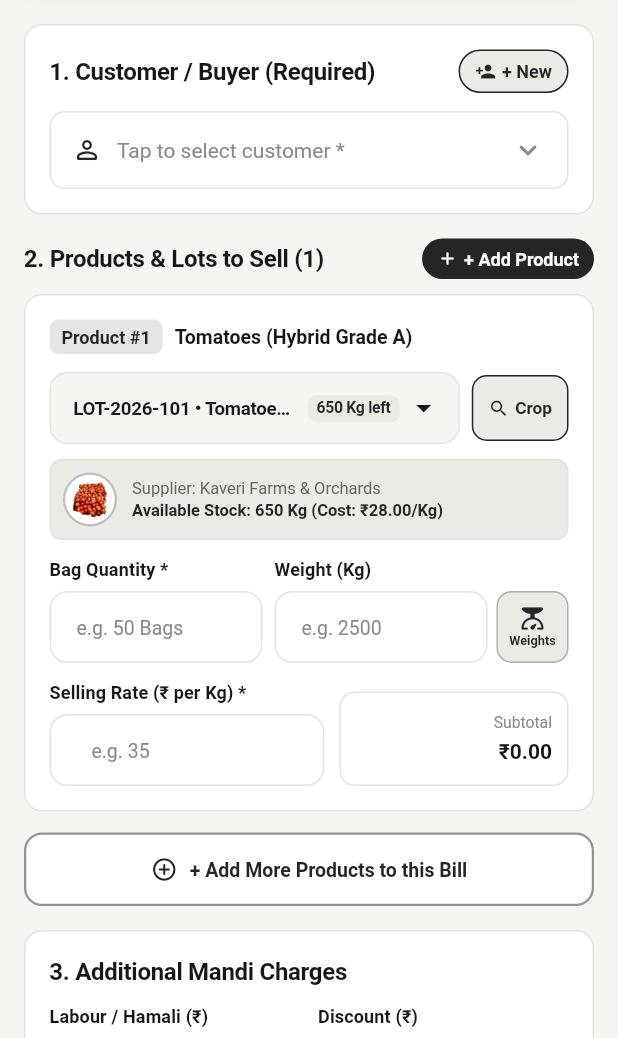
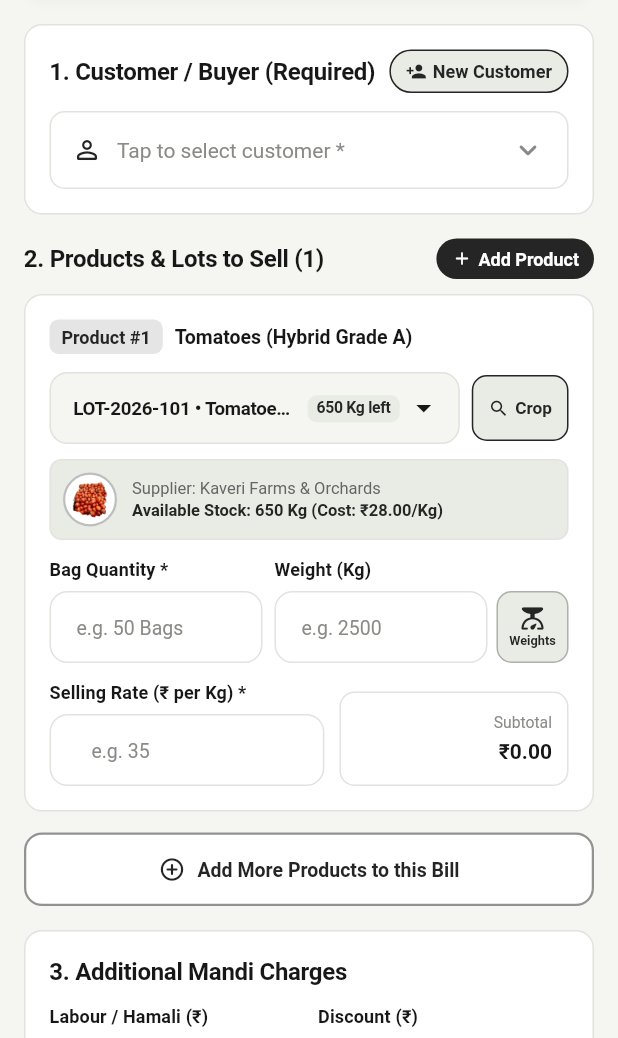
Before and after one commit to TamilselvanRaman/BSG, a Flutter app: the CreateCreditBillScreen screen opened by its route, on a phone screen of 412 x 824 dp, the part 198-1236 px from its top. Run offline on Flutter 3.47's test engine with Material 3 defaults, Android fonts, the phone set to English and light mode, and no system bars; our stand-ins replace flutter_riverpod, go_router, shared_preferences; accounts and stored records are empty; project files that could hold a hidden picture were left out.

Commit message:
fix(ui): remove redundant text plus symbols from buttons with icons across mobile app

```diff
--- a/mobile/lib/core/widgets/customer_picker_sheet.dart
+++ b/mobile/lib/core/widgets/customer_picker_sheet.dart
@@ -248,7 +248,7 @@ class _CustomerPickerSheetState extends ConsumerState<CustomerPickerSheet> {
                       ),
                       icon: const Icon(Icons.person_add_alt_1_rounded, size: 16),
                       label: const Text(
-                        '+ New Customer',
+                        'New Customer',
                         style: TextStyle(fontSize: 13, fontWeight: FontWeight.bold),
                       ),
                     ),
--- a/mobile/lib/features/bills/create_cash_bill_screen.dart
+++ b/mobile/lib/features/bills/create_cash_bill_screen.dart
@@ -419,7 +419,7 @@ class _CreateCashBillScreenState extends ConsumerState<CreateCashBillScreen> {
                           Icon(Icons.add_rounded, size: 14, color: Colors.white),
                           SizedBox(width: 4),
                           Text(
-                            '+ Add Product',
+                            'Add Product',
                             style: TextStyle(
                               fontSize: 12,
                               fontWeight: FontWeight.bold,
@@ -460,7 +460,7 @@ class _CreateCashBillScreenState extends ConsumerState<CreateCashBillScreen> {
                       Icon(Icons.add_circle_outline_rounded, color: theme.primary, size: 18),
                       const SizedBox(width: 8),
                       Text(
-                        '+ Add More Products to this Bill',
+                        'Add More Products to this Bill',
                         style: TextStyle(
                           color: theme.primary,
                           fontWeight: FontWeight.w700,
@@ -549,7 +549,7 @@ class _CreateCashBillScreenState extends ConsumerState<CreateCashBillScreen> {
                       Padding(
                         padding: const EdgeInsets.symmetric(vertical: 4),
                         child: Text(
-                          'No custom extra charges added. Tap "+ Add Custom Charge" to add extra expenses (e.g. Weighbridge, Bag Stitching, Gate Pass).',
+                          'No custom extra charges added. Tap "Add Custom Charge" to add extra expenses (e.g. Weighbridge, Bag Stitching, Gate Pass).',
                           style: TextStyle(fontSize: 11.5, color: theme.textMuted),
                         ),
                       ),
--- a/mobile/lib/features/bills/create_credit_bill_screen.dart
+++ b/mobile/lib/features/bills/create_credit_bill_screen.dart
@@ -540,7 +540,7 @@ class _CreateCreditBillScreenState extends ConsumerState<CreateCreditBillScreen>
                                 Icon(Icons.person_add, size: 14, color: theme.primary),
                                 const SizedBox(width: 4),
                                 Text(
-                                  '+ New',
+                                  'New Customer',
                                   style: TextStyle(
                                     fontSize: 12,
                                     fontWeight: FontWeight.bold,
@@ -686,7 +686,7 @@ class _CreateCreditBillScreenState extends ConsumerState<CreateCreditBillScreen>
                           Icon(Icons.add_rounded, size: 14, color: Colors.white),
                           SizedBox(width: 4),
                           Text(
-                            '+ Add Product',
+                            'Add Product',
                             style: TextStyle(
                               fontSize: 12,
                               fontWeight: FontWeight.bold,
@@ -727,7 +727,7 @@ class _CreateCreditBillScreenState extends ConsumerState<CreateCreditBillScreen>
                       Icon(Icons.add_circle_outline_rounded, color: theme.primary, size: 18),
                       const SizedBox(width: 8),
                       Text(
-                        '+ Add More Products to this Bill',
+                        'Add More Products to this Bill',
                         style: TextStyle(
                           color: theme.primary,
                           fontWeight: FontWeight.w700,
@@ -815,7 +815,7 @@ class _CreateCreditBillScreenState extends ConsumerState<CreateCreditBillScreen>
                       Padding(
                         padding: const EdgeInsets.symmetric(vertical: 4),
                         child: Text(
-                          'No custom extra charges added. Tap "+ Add Custom Charge" to add extra expenses (e.g. Weighbridge, Bag Stitching, Gate Pass).',
+                          'No custom extra charges added. Tap "Add Custom Charge" to add extra expenses (e.g. Weighbridge, Bag Stitching, Gate Pass).',
                           style: TextStyle(fontSize: 11.5, color: theme.textMuted),
                         ),
                       ),
--- a/mobile/lib/features/bills/lot_billing/screens/additional_charges_screen.dart
+++ b/mobile/lib/features/bills/lot_billing/screens/additional_charges_screen.dart
@@ -317,7 +317,7 @@ class _AdditionalChargesScreenState extends State<AdditionalChargesScreen> {
               ),
               child: Center(
                 child: Text(
-                  'No extra charges added. Tap "+ Add Extra Charge" to include Packing, Loading, or Commission.',
+                  'No extra charges added. Tap "Add Extra Charge" to include Packing, Loading, or Commission.',
                   textAlign: TextAlign.center,
                   style: TextStyle(fontSize: 12, color: theme.textMuted),
                 ),
--- a/mobile/lib/features/bills/lot_billing/screens/bag_management_screen.dart
+++ b/mobile/lib/features/bills/lot_billing/screens/bag_management_screen.dart
@@ -424,7 +424,7 @@ class _BagManagementScreenState extends State<BagManagementScreen> {
                     const SizedBox(height: 8),
                     Text('No bags in consignment', style: TextStyle(fontWeight: FontWeight.w700, color: theme.text)),
                     const SizedBox(height: 4),
-                    Text('Enter quantity above or tap "+ Add Bag"', style: TextStyle(fontSize: 12, color: theme.textSecondary)),
+                    Text('Enter quantity above or tap "Add Bag"', style: TextStyle(fontSize: 12, color: theme.textSecondary)),
                   ],
                 ),
               ),
--- a/mobile/lib/features/bills/lot_billing/screens/lot_selection_screen.dart
+++ b/mobile/lib/features/bills/lot_billing/screens/lot_selection_screen.dart
@@ -263,7 +263,7 @@ class _LotSelectionScreenState extends ConsumerState<LotSelectionScreen> {
                             Icon(Icons.person_add_alt_1_rounded, size: 12, color: theme.primary),
                             const SizedBox(width: 4),
                             Text(
-                              '+ New Customer',
+                              'New Customer',
                               style: TextStyle(
                                 fontSize: 11,
                                 fontWeight: FontWeight.w700,
--- a/mobile/lib/features/lots/widgets/bags_goods_step.dart
+++ b/mobile/lib/features/lots/widgets/bags_goods_step.dart
@@ -201,7 +201,7 @@ class _BagsGoodsStepState extends State<BagsGoodsStep> {
                       Icon(Icons.add_circle_outline, size: 14, color: theme.primary),
                       const SizedBox(width: 4),
                       Text(
-                        '+ Add Bag Details',
+                        'Add Bag Details',
                         style: TextStyle(
                           fontSize: 12,
                           fontWeight: FontWeight.w700,
--- a/mobile/lib/features/lots/widgets/lot_info_step.dart
+++ b/mobile/lib/features/lots/widgets/lot_info_step.dart
@@ -429,7 +429,7 @@ class _LotInfoStepState extends ConsumerState<LotInfoStep> {
                     Icon(Icons.add_circle_outline_rounded, size: 17, color: theme.primary),
                     const SizedBox(width: 6),
                     Text(
-                      '+ Add More Products to this Inward Lot',
+                      'Add More Products to this Inward Lot',
                       style: TextStyle(
                         fontSize: 12.5,
                         fontWeight: FontWeight.w700,
@@ -513,7 +513,7 @@ class _LotInfoStepState extends ConsumerState<LotInfoStep> {
                             Icon(Icons.add_circle_outline, size: 13, color: theme.primary),
                             const SizedBox(width: 4),
                             Text(
-                              '+ New Supplier',
+                              'New Supplier',
                               style: TextStyle(
                                 fontSize: 11,
                                 fontWeight: FontWeight.w700,
--- a/mobile/lib/features/lots/widgets/product_selection_step.dart
+++ b/mobile/lib/features/lots/widgets/product_selection_step.dart
@@ -89,7 +89,7 @@ class _ProductSelectionStepState extends ConsumerState<ProductSelectionStep> {
                           Icon(Icons.add, size: 14, color: theme.primary),
                           const SizedBox(width: 4),
                           Text(
-                            '+ Add New Crop',
+                            'Add New Crop',
                             style: TextStyle(
                               fontSize: 11,
                               fontWeight: FontWeight.w700,
--- a/mobile/lib/features/payments/received_amount_screen.dart
+++ b/mobile/lib/features/payments/received_amount_screen.dart
@@ -344,7 +344,7 @@ class _ReceivedAmountScreenState extends ConsumerState<ReceivedAmountScreen> {
                                 Icon(Icons.person_add_alt_1_rounded, size: 14, color: theme.primary),
                                 const SizedBox(width: 4),
                                 Text(
-                                  '+ New Customer',
+                                  'New Customer',
                                   style: TextStyle(
                                     fontSize: 12,
                                     fontWeight: FontWeight.w700,
--- a/mobile/lib/features/reports/daily_tally/screens/create_daily_tally_screen.dart
+++ b/mobile/lib/features/reports/daily_tally/screens/create_daily_tally_screen.dart
@@ -847,7 +847,8 @@ class _CreateDailyTallyScreenState extends ConsumerState<CreateDailyTallyScreen>
                     const SizedBox(height: 8),
                   ],
                   AppButton(
-                    text: '+ Add Party Payment',
+                    text: 'Add Party Payment',
+                    icon: Icons.add_circle_outline_rounded,
                     variant: ButtonVariant.outline,
                     height: 38,
                     onPressed: _addPartyPaymentDialog,
```
